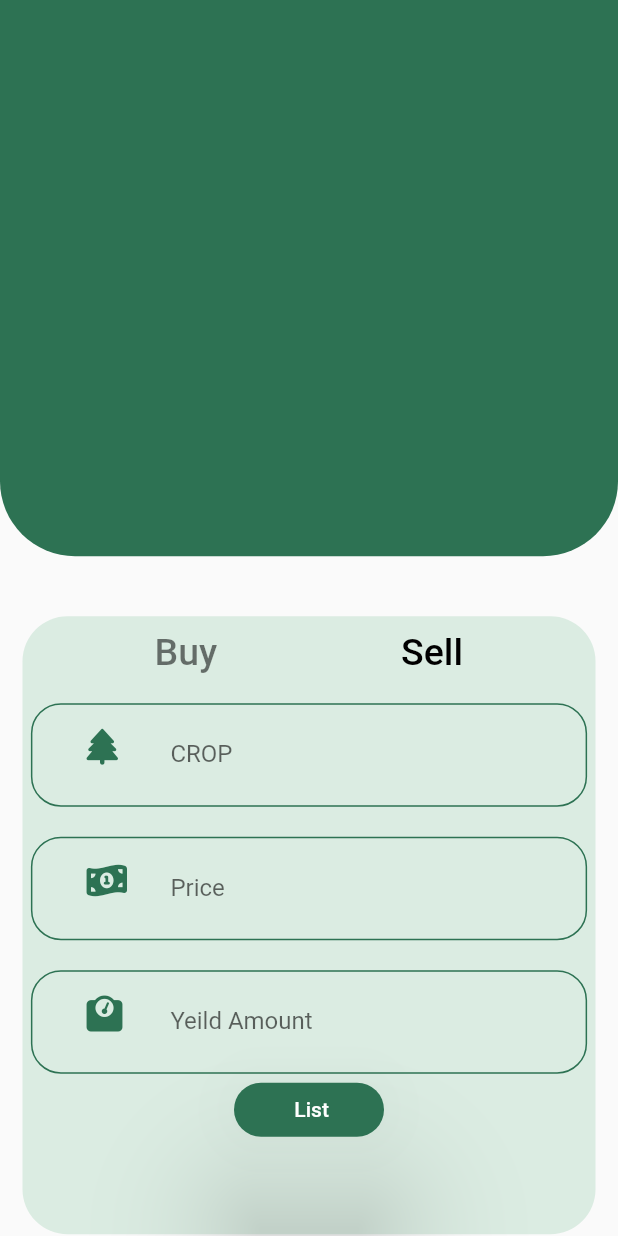
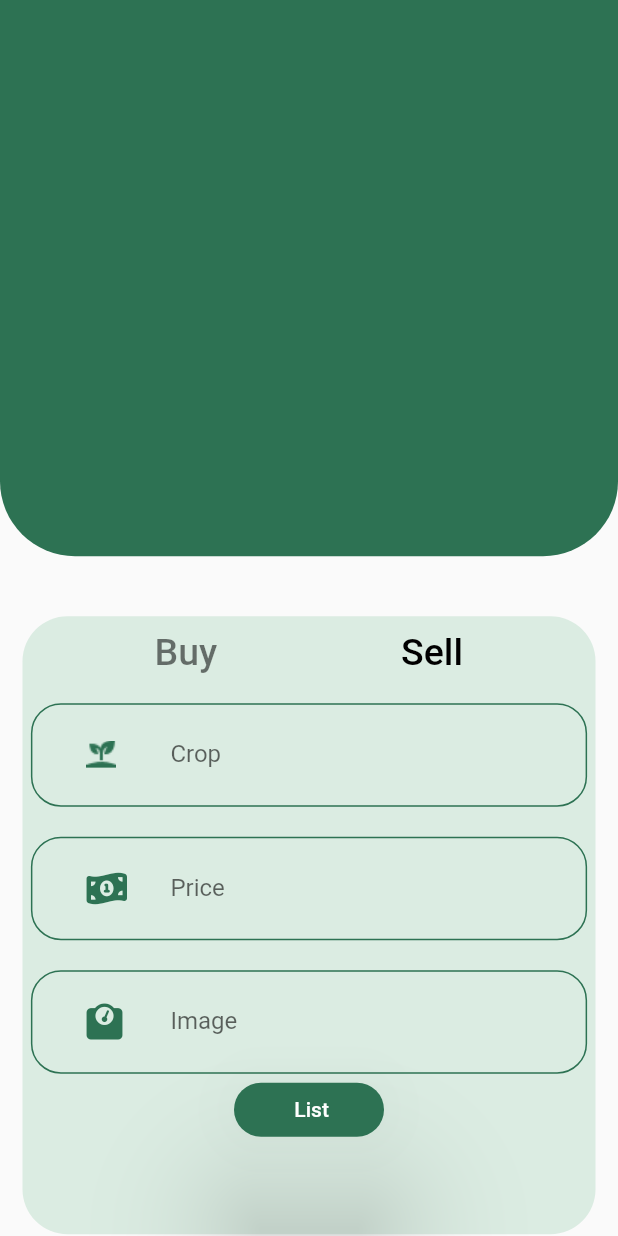
Before and after one commit to Krishi-Gyan/Krishi-Gyan-App, a Flutter app: the Mandi screen opened by its route, after a tap on "Sell", on a phone screen of 412 x 824 dp. Run offline on Flutter 3.47's test engine with Material 2 defaults, Android fonts, the phone set to English and light mode, and no system bars; our stand-ins replace carousel_slider, font_awesome_flutter, google_fonts; missing offline and left inert: menu_button.

Commit message:
Added Image Carousel and edited SellForm Layout

```diff
--- a/lib/screens/mandi.dart
+++ b/lib/screens/mandi.dart
@@ -117,34 +117,40 @@ class _MandiState extends State<Mandi> {
       case WidgetMake.buy:
         return getbuycard();
       case WidgetMake.sell:
-        return getsellform();
+        return getSellForm(context);
       default:
-        return getsellform();
+        return getSellForm(context);
     }
   }
 
-  Widget getsellform() {
-    return Column(
-      children: [
+  Widget getSellForm(BuildContext context) {
+    return Column(children: [
       Container(
         width: MediaQuery.of(context).size.width * 0.9,
         decoration: BoxDecoration(
           color: Colors.transparent,
           border: Border.all(color: darkGreen),
-              borderRadius: BorderRadius.circular(20.0)),
+          borderRadius: BorderRadius.circular(20.0),
+          // image: const DecorationImage(
+          //   image: AssetImage('assets/crop.png'),
+          // ),
+        ),
         child: Padding(
           padding: const EdgeInsets.only(left: 20.0),
           child: ListTile(
-              leading: const FaIcon(
-                FontAwesomeIcons.tree,
+            leading: Column(
+              mainAxisAlignment: MainAxisAlignment.center,
+              children: const [
+                Image(
+                  image: AssetImage('assets/crop.png'),
                   color: darkGreen,
                 ),
+              ],
+            ),
             title: TextFormField(
-                // controller: passwordController,
-
               decoration: const InputDecoration(
                 border: InputBorder.none,
-                  labelText: 'CROP',
+                labelText: 'Crop',
               ),
             ),
           ),
@@ -160,9 +166,14 @@ class _MandiState extends State<Mandi> {
         child: Padding(
           padding: const EdgeInsets.only(left: 20.0),
           child: ListTile(
-              leading: const FaIcon(
+            leading: Column(
+              mainAxisAlignment: MainAxisAlignment.center,
+              children: const [
+                FaIcon(
                   FontAwesomeIcons.moneyBill1Wave,
                   color: darkGreen,
+                ),
+              ],
             ),
             title: TextFormField(
               // controller: passwordController,
@@ -185,16 +196,21 @@ class _MandiState extends State<Mandi> {
         child: Padding(
           padding: const EdgeInsets.only(left: 20.0),
           child: ListTile(
-              leading: const FaIcon(
+            leading: Column(
+              mainAxisAlignment: MainAxisAlignment.center,
+              children: const [
+                FaIcon(
                   FontAwesomeIcons.weightScale,
                   color: darkGreen,
+                ),
+              ],
             ),
             title: TextFormField(
               // controller: passwordController,
 
               decoration: const InputDecoration(
                 border: InputBorder.none,
-                  labelText: 'Yeild Amount',
+                labelText: 'Image',
               ),
             ),
           ),
@@ -237,9 +253,8 @@ class _MandiState extends State<Mandi> {
             ),
           ),
         ),
-        )
-      ],
-    );
+      ),
+    ]);
   }
 
   Widget getbuycard() {
--- a/pubspec.yaml
+++ b/pubspec.yaml
@@ -38,6 +38,7 @@ dependencies:
   font_awesome_flutter: ^10.3.0
   menu_button: ^1.4.2+1
   smooth_page_indicator: ^1.0.0+2
+  carousel_slider: ^4.2.1
 
 dev_dependencies:
   flutter_test:
@@ -66,6 +67,8 @@ flutter:
   #   - images/a_dot_burr.jpeg
   #   - images/a_dot_ham.jpeg
   assets:
+    - assets/crop.png
+    - assets/logo.png
     - assets/landing_page_pic.png
 
   # An image asset can refer to one or more resolution-specific "variants", see
```
Also changed, not shown: lib/screens/recommendation.dart (+33 -167 lines), lib/widgets/ImageCarousel.dart (added, +75 -0 lines), assets/crop.png (added), pubspec.lock, 8 other files. Lines whose indentation alone changed are shown as unchanged.
